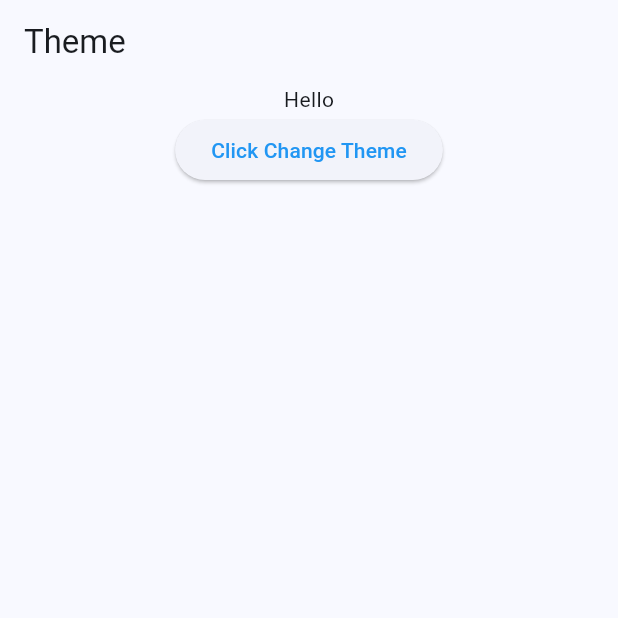
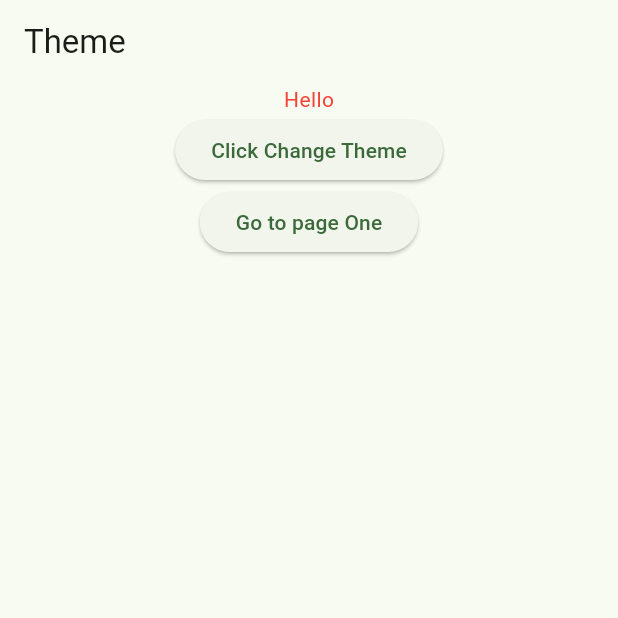
Before and after one commit to hadi-masroor/themeApplication, a Flutter app: the screen it shows after launch, on a phone screen of 412 x 824 dp, the top half of it. Run offline on Flutter 3.47's test engine with Material 3 defaults, Android fonts, the phone set to English and light mode, and no system bars.

Commit message:
update code

```diff
--- a/theme_app/lib/main.dart
+++ b/theme_app/lib/main.dart
@@ -1,5 +1,6 @@
 import 'package:flutter/material.dart';
 import 'package:provider/provider.dart';
+import 'package:theme_app/page_one.dart';
 import 'package:theme_app/theme_provider.dart';
 
 void main() {
@@ -21,21 +22,30 @@ class MyApp extends StatelessWidget {
     return MaterialApp(
     debugShowCheckedModeBanner: false,
     title: ' Theme ',
+    //
+    //       LIGHT THEME
+    //
     theme: ThemeData(
+      primaryColor: Colors.red,
       colorScheme: ColorScheme.fromSeed(
-        seedColor: Colors.blue,
-        background: Colors.amber,
-        brightness: Brightness.light,
-        primary: Colors.blue,
+        seedColor: Colors.green,
+
         ),
-      //brightness: Brightness.light,
       useMaterial3: true,
     ),
+    //
+    //              DARK THEME
+    //
     darkTheme: ThemeData(
-      colorScheme: ColorScheme.fromSeed(seedColor: Colors.deepPurple,brightness: Brightness.dark),
-      //brightness: Brightness.dark,
+      primaryColor: Colors.white,
+      colorScheme: ColorScheme.fromSeed(
+        seedColor: Colors.green,
+        brightness: Brightness.dark),
       useMaterial3: true,
     ),
+    //
+    //
+    //
     themeMode: themeProvider.themeMode,
     home: const MyHomePage(),
   );
@@ -55,11 +65,16 @@ class _MyHomePageState extends State<MyHomePage> {
       appBar: AppBar(title: Text('Theme'),),
       body: Column(
         children: [
-          Center
-          (child: Text('Hello'),),  //end child
+          Center(
+            child: Text('Hello',style: TextStyle(color: Theme.of(context).primaryColor),),),  //end child
           ElevatedButton(onPressed: (){
             context.read<ThemeProvider>().changeTheme();
-          }, child: Text('Click Change Theme'))
+          }, child: Text('Click Change Theme')), //end child
+
+          ElevatedButton(onPressed: (){
+            Navigator.of(context).push(MaterialPageRoute(builder: (context) => PageOne(),));
+          }, child: Text('Go to page One')),
+
 
           ],),
     );
```
Also changed, not shown: theme_app/lib/colors.dart (added, +13 -0 lines), theme_app/lib/page_one.dart (added, +26 -0 lines).
